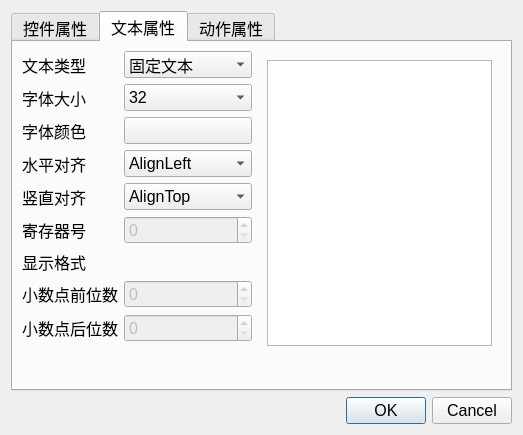
This is window/propertydialog.ui in leek520/WBP as Qt 5 draws it before an edit. The edited form follows.
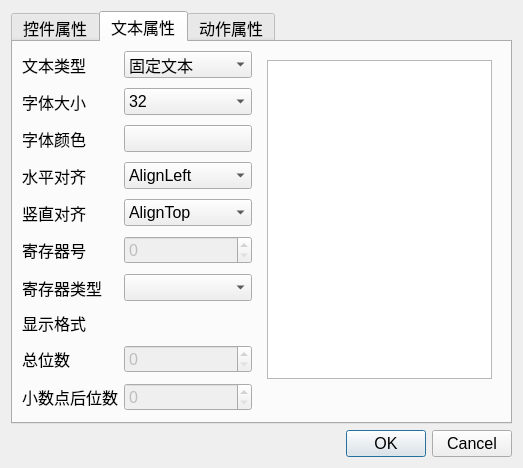
This is the edited form. The open tabs and pages were chosen to show the change. Icons and pictures are not drawn.

What changed in the file:
```diff
--- a/window/propertydialog.ui
+++ b/window/propertydialog.ui
@@ -40,6 +40,12 @@
       <layout class="QHBoxLayout" name="horizontalLayout_3">
        <item>
         <layout class="QFormLayout" name="formLayout">
+         <property name="horizontalSpacing">
+          <number>6</number>
+         </property>
+         <property name="verticalSpacing">
+          <number>10</number>
+         </property>
          <item row="0" column="0">
           <widget class="QLabel" name="Label">
            <property name="text">
@@ -139,35 +145,35 @@
            </property>
           </widget>
          </item>
-         <item row="7" column="0">
+         <item row="8" column="0">
           <widget class="QLabel" name="Label_6">
            <property name="text">
             <string>显示格式</string>
            </property>
           </widget>
          </item>
-         <item row="8" column="0">
+         <item row="9" column="0">
           <widget class="QLabel" name="Label_7">
            <property name="text">
-            <string>小数点前位数</string>
+            <string>总位数</string>
            </property>
           </widget>
          </item>
-         <item row="8" column="1">
+         <item row="9" column="1">
           <widget class="QSpinBox" name="textDotBef">
            <property name="enabled">
             <bool>false</bool>
            </property>
           </widget>
          </item>
-         <item row="9" column="0">
+         <item row="10" column="0">
           <widget class="QLabel" name="Label_8">
            <property name="text">
             <string>小数点后位数</string>
            </property>
           </widget>
          </item>
-         <item row="9" column="1">
+         <item row="10" column="1">
           <widget class="QSpinBox" name="textDotAft">
            <property name="enabled">
             <bool>false</bool>
@@ -190,16 +196,9 @@
          </item>
          <item row="1" column="1">
           <widget class="QComboBox" name="textFont">
-           <item>
-            <property name="text">
-             <string>32</string>
-            </property>
-           </item>
-           <item>
-            <property name="text">
-             <string>24</string>
-            </property>
-           </item>
+           <property name="currentIndex">
+            <number>2</number>
+           </property>
            <item>
             <property name="text">
              <string>16</string>
@@ -210,8 +209,23 @@
              <string>8</string>
             </property>
            </item>
+           <item>
+            <property name="text">
+             <string>32</string>
+            </property>
+           </item>
           </widget>
          </item>
+         <item row="7" column="0">
+          <widget class="QLabel" name="Label_9">
+           <property name="text">
+            <string>寄存器类型</string>
+           </property>
+          </widget>
+         </item>
+         <item row="7" column="1">
+          <widget class="QComboBox" name="comboBox"/>
+         </item>
         </layout>
        </item>
        <item>
```
Left out of the diff: 33 changed lines with no effect on the pictures.
